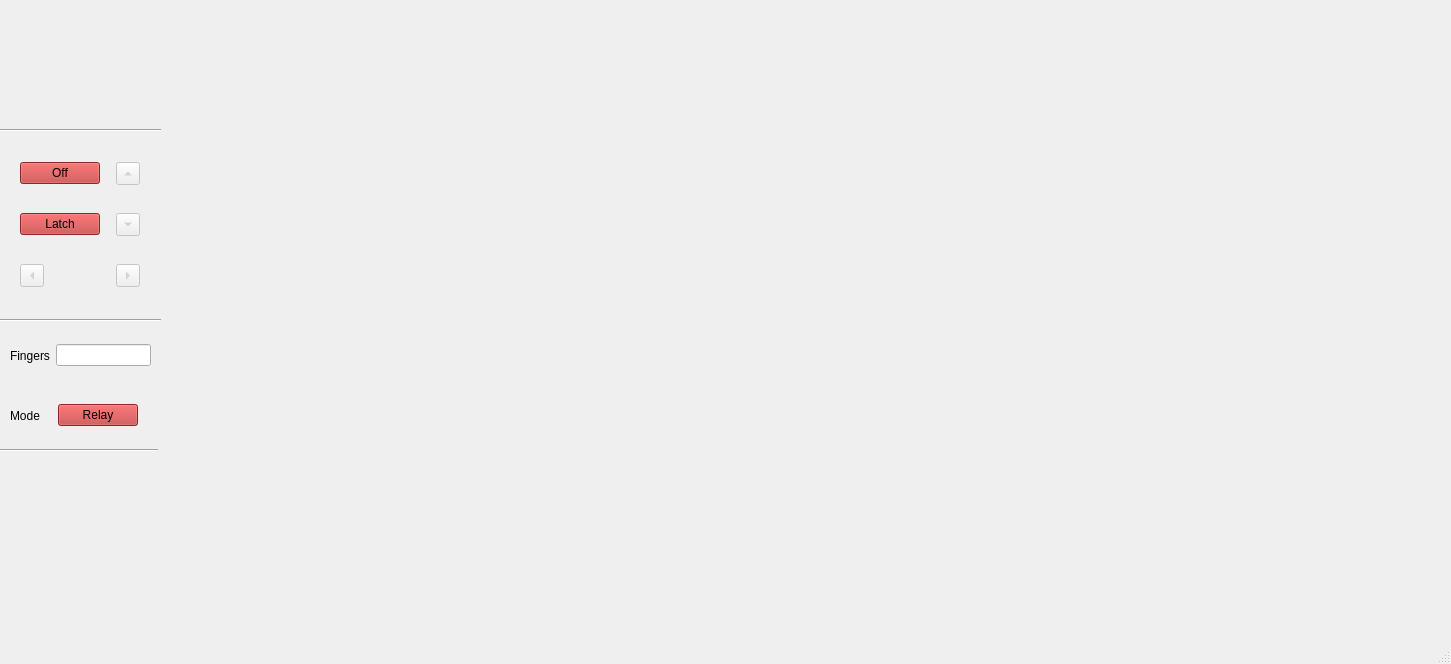
Old version of the form pyqt/mainWindow.ui in the repository SarathM1/OpenCV2.
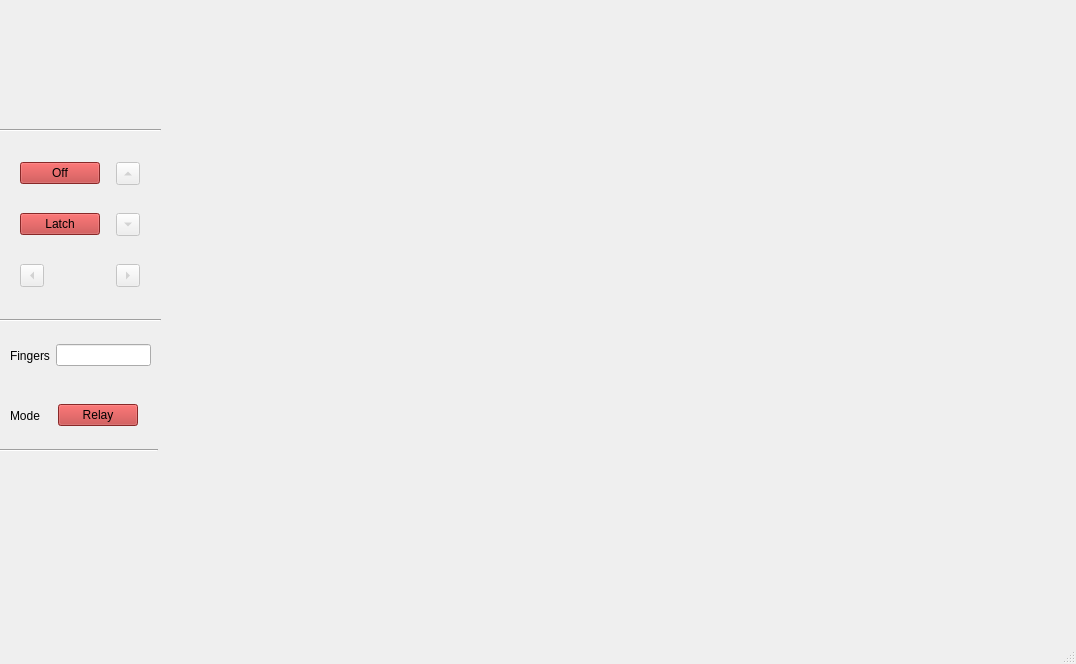
New version of the form.

```diff
--- a/pyqt/mainWindow.ui
+++ b/pyqt/mainWindow.ui
@@ -6,7 +6,7 @@
    <rect>
     <x>0</x>
     <y>0</y>
-    <width>1451</width>
+    <width>1076</width>
     <height>664</height>
    </rect>
   </property>
@@ -17,10 +17,10 @@
    <widget class="QLabel" name="videoFrame">
     <property name="geometry">
      <rect>
-      <x>150</x>
-      <y>20</y>
-      <width>1271</width>
-      <height>611</height>
+      <x>160</x>
+      <y>10</y>
+      <width>891</width>
+      <height>601</height>
      </rect>
     </property>
     <property name="text">
```
Left out of the diff: 2 changed lines with no effect on the pictures.
